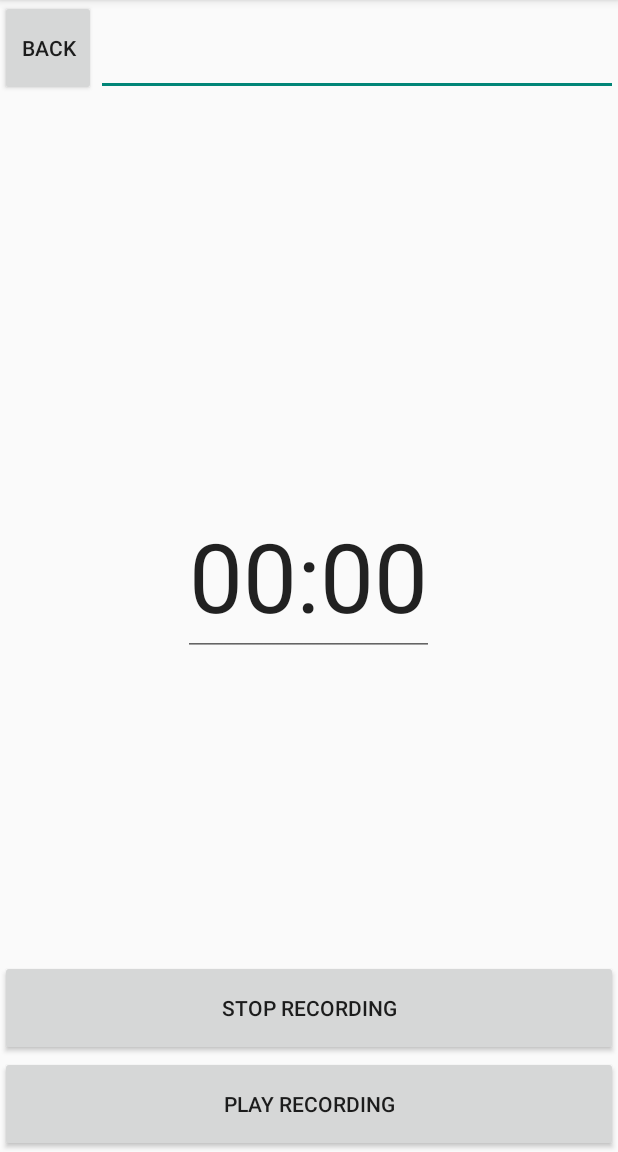
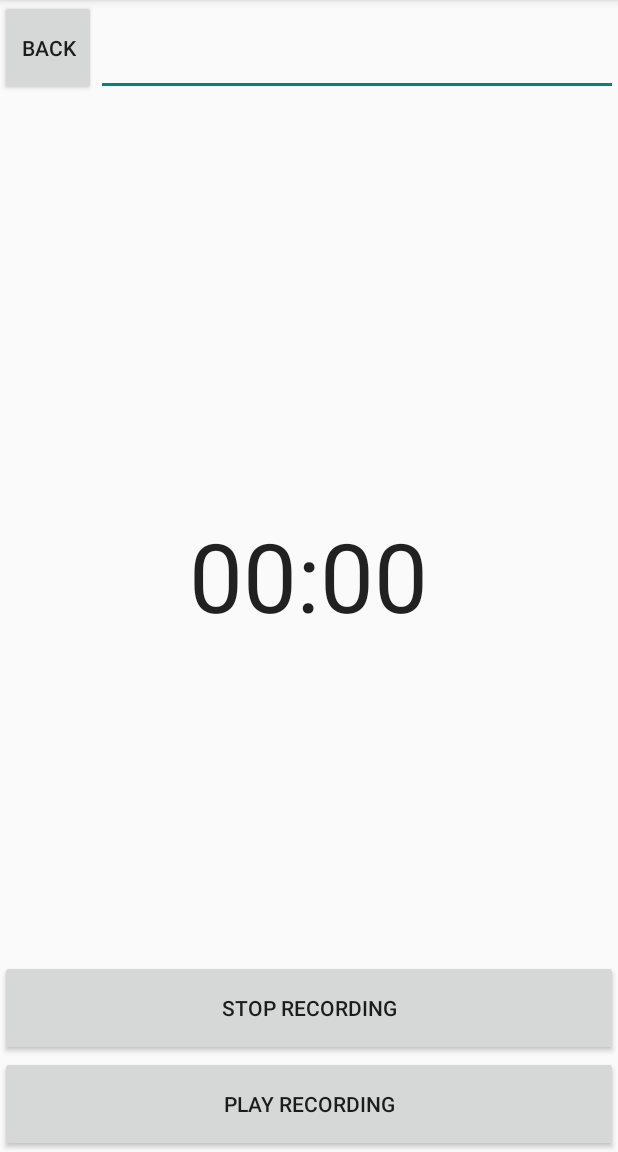
Before and after one commit to MDAMI/V-Note, an Android app: the RecordActivity screen opened directly, with no data from a screen before it, after a tap on "PLAY RECORDING", on a phone screen of 412 x 824 dp, the part 84-1236 px from its top. Run offline under Robolectric (Android 15) with nearby library versions, the phone set to English and light mode, and no system bars.

Commit message:
Merge branch 'master' of C:\Users\Wesley\AndroidStudioProjects\V-Note with conflicts.

```diff
--- a/app/src/main/java/com/vnote/xfalcon/v_note/RecordActivity.java
+++ b/app/src/main/java/com/vnote/xfalcon/v_note/RecordActivity.java
@@ -7,7 +7,6 @@ import android.os.Environment;
 import android.support.v7.app.AppCompatActivity;
 import android.os.Bundle;
 import android.view.View;
-import android.widget.Toast;
 
 import java.io.File;
 
@@ -16,23 +15,35 @@ public class RecordActivity extends AppCompatActivity {
     private MediaPlayer mPlayer;
     private MediaRecorder recorder;
     private String OUTPUT_FILE;
+    //private File[] files;
 
     @Override
     protected void onCreate(Bundle savedInstanceState) {
         super.onCreate(savedInstanceState);
         setContentView(R.layout.activity_record);
         OUTPUT_FILE = Environment.getExternalStorageDirectory()+"/recorder.3gpp";
-        try {
-            beginRecording();
-        } catch (Exception e) {
-            e.printStackTrace();
+    }
+
+    protected void onNewIntent(Intent intent) {
+        super.onNewIntent(intent);
+        if(intent.getStringExtra("callMethod").equals("beginRecording")){
+            try {
+                beginRecording();
+            } catch (Exception e) {
+                e.printStackTrace();
+            }
         }
-
     }
 
     public void buttonTapped(View view){
         switch(view.getId()){
-
+            case R.id.start_record_button:
+                try{
+                    beginRecording();
+                }catch (Exception e){
+                    e.printStackTrace();
+                }
+                break;
             case R.id.stop_record_button:
                 try{
                     stopRecording();
@@ -63,12 +74,11 @@ public class RecordActivity extends AppCompatActivity {
         recorder.setOutputFile(OUTPUT_FILE);
         recorder.prepare();
         recorder.start();
-        Toast.makeText(getApplicationContext(), "Recording Started", Toast.LENGTH_LONG).show();
+        //saveFile(outFile);
 
     }
     private void stopRecording(){
         if (recorder != null)
-            Toast.makeText(getApplicationContext(), "Recording Stopped", Toast.LENGTH_LONG).show();
         recorder.stop();
 
     }
@@ -78,9 +88,19 @@ public class RecordActivity extends AppCompatActivity {
         mPlayer.setDataSource(OUTPUT_FILE);
         mPlayer.prepare();
         mPlayer.start();
+
+
     }
 
+   /* private void saveFile(File file) {
+        int i = 0;
+        while (files[i]!= null)
+        {
+            i++;
+        }
+        files[i] = file;
 
+    } */
 
     private void ditchMediaRecorder() {
         if(recorder != null)
--- a/app/src/main/res/layout/activity_record.xml
+++ b/app/src/main/res/layout/activity_record.xml
@@ -40,7 +40,6 @@
         android:layout_width="fill_parent"
         android:layout_height="@android:dimen/notification_large_icon_height"
         android:id="@+id/stop_record_button"
-
         android:clickable="true"
         android:focusable="true"
         android:layout_above="@+id/play_record_button"
@@ -58,16 +57,17 @@
         android:id="@+id/play_record_button"
         android:onClick="buttonTapped" />
 
-    <EditText
+    <Chronometer
         android:layout_width="wrap_content"
         android:layout_height="wrap_content"
-        android:id="@+id/textClock"
+        android:id="@+id/chrono"
         android:inputType="time"
         android:layout_centerVertical="true"
         android:layout_centerHorizontal="true"
         android:textSize="@dimen/record_clock"
-        android:text="00:00"
+        android:text="Chronometer"
         />
 
 
+
 </RelativeLayout>
```
